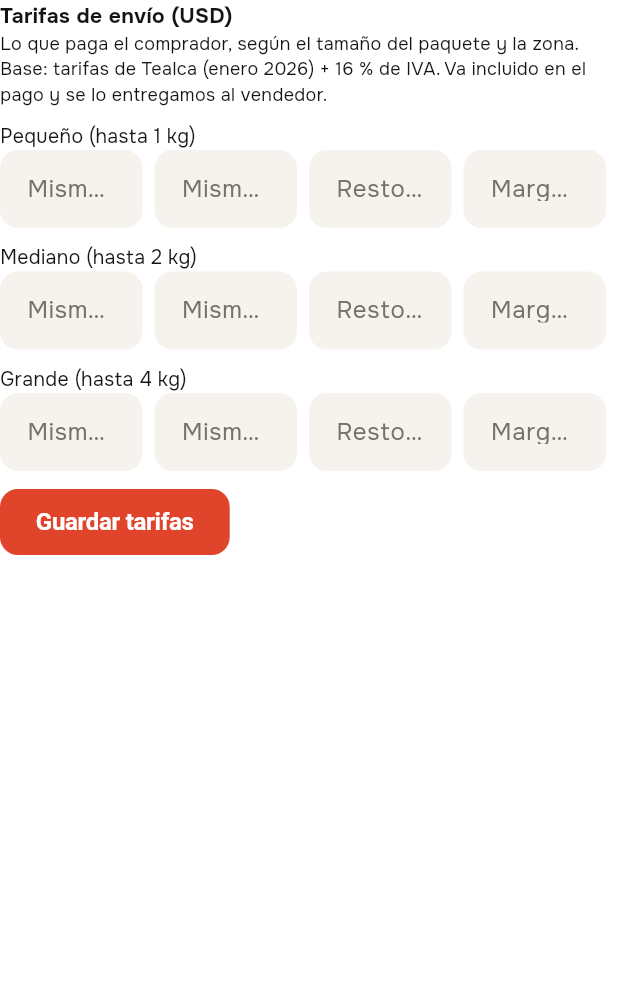
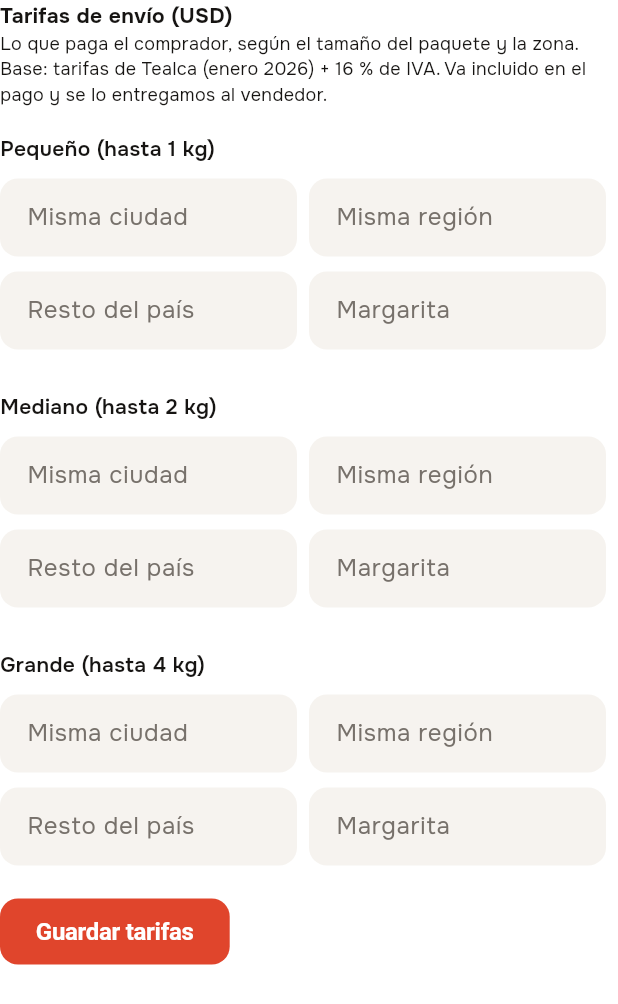
Before and after one commit to javiermoises159-dot/la-percha, a Flutter app: the _TarifasEnvio widget shown alone on an empty page, opened directly, on a phone screen of 412 x 824 dp. Shown: the top 1004 px of the screen. Run offline on Flutter 3.47's test engine with Material 3 defaults, Android fonts, the phone set to English and light mode, and no system bars; our stand-ins replace flutter_svg, google_fonts, image_picker, shared_preferences, supabase_flutter, webview_flutter; missing offline and left inert: dart:js_interop; accounts and stored records are empty; network calls fail.

Commit message:
Admin: tarifas de envío en cuadrícula 2x2 legible
Co-Authored-By: Claude Sonnet 5.5 <noreply@anthropic.com>
Claude-Session: https://claude.ai/code/session_01JhSfgkLBMgjpgLXA8Cpnwe

```diff
--- a/app/lib/admin_page.dart
+++ b/app/lib/admin_page.dart
@@ -1685,10 +1685,12 @@ class _TarifasEnvioState extends State<_TarifasEnvio> {
       const Text('Lo que paga el comprador, según el tamaño del paquete y la zona. Base: tarifas de Tealca (enero 2026) + 16 % de IVA. Va incluido en el pago y se lo entregamos al vendedor.',
           style: TextStyle(fontSize: 12)),
       for (final t in _tamanos.entries) ...[
+        const SizedBox(height: 18),
+        Text(t.value, style: const TextStyle(fontSize: 14, fontWeight: FontWeight.w600)),
         const SizedBox(height: 10),
-        Text(t.value, style: const TextStyle(fontSize: 13)),
+        for (final fila in [_zonas.entries.take(2), _zonas.entries.skip(2)]) ...[
           Row(children: [
-          for (final z in _zonas.entries)
+            for (final z in fila)
               Expanded(
                 child: Padding(
                   padding: const EdgeInsets.only(right: 8),
@@ -1700,6 +1702,8 @@ class _TarifasEnvioState extends State<_TarifasEnvio> {
                 ),
               ),
           ]),
+          const SizedBox(height: 10),
+        ],
       ],
       const SizedBox(height: 10),
       FilledButton(
```
Lines whose indentation alone changed are shown as unchanged.
